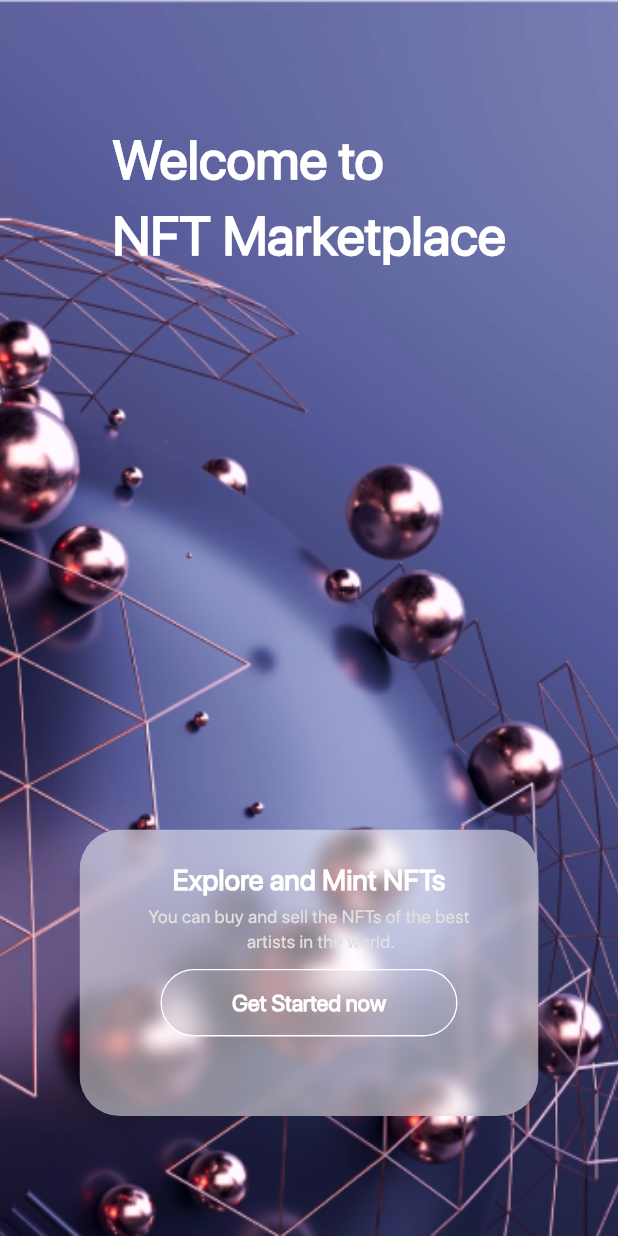
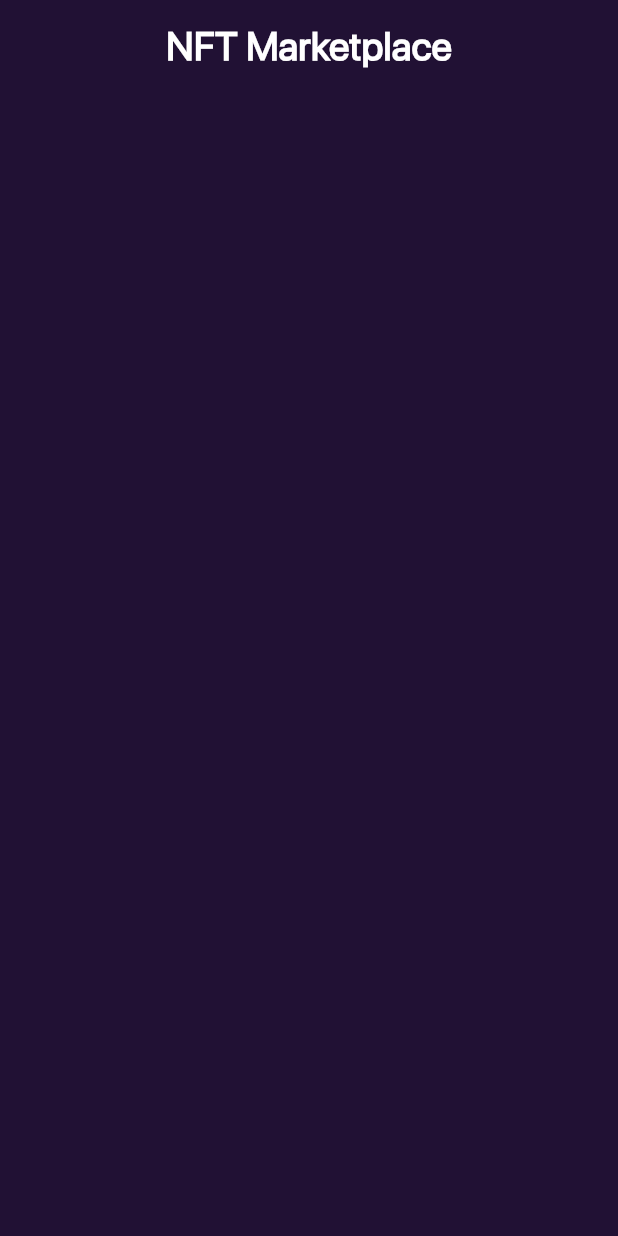
Before and after one commit to Eslamadelelkhouly/nftmarketplace, a Flutter app: the screen it shows after launch, after a tap on "Get Started now", on a phone screen of 412 x 824 dp. Run offline on Flutter 3.47's test engine with Material 3 defaults, Android fonts, the phone set to English and light mode, and no system bars.

Commit message:
add title home screen

```diff
--- a/lib/core/resources/color_manager.dart
+++ b/lib/core/resources/color_manager.dart
@@ -4,4 +4,5 @@ class ColorManager {
   static const Color panfsag = Color(0xff5C609B);
   static const Color panfsaglight = Color(0xff767CB2);
   static const Color white = Colors.white;
+  static const Color PrimaryBackground = Color(0xff211134);
 }
--- a/lib/core/resources/manage_style_text.dart
+++ b/lib/core/resources/manage_style_text.dart
@@ -8,6 +8,13 @@ class ManageStyleText {
     fontWeight: FontWeight.w900,
     color: ColorManager.white,
   );
+  static const TextStyle textStyleHeadingHome = TextStyle(
+    fontFamily: 'SF Pro Display',
+    fontSize: 26,
+    fontWeight: FontWeight.w900,
+    color: ColorManager.white,
+  );
+
   static const TextStyle textStyleHeading19 = TextStyle(
     fontFamily: 'SF Pro Display',
     fontSize: 19,
--- a/lib/core/resources/router_app.dart
+++ b/lib/core/resources/router_app.dart
@@ -1,12 +1,15 @@
 import 'package:flutter/material.dart';
+import 'package:nftmarketplace/features/onboarding/screen/home_screen.dart';
 import 'package:nftmarketplace/features/onboarding/screen/on_boarding_screen.dart';
 
 class RouterApp {
   static Map<String, Widget Function(BuildContext)> routes = {
     NamedRoute.onBoarding: (context) => const OnBoardingScreen(),
+    NamedRoute.homeScreen: (context) => const HomeScreen(),
   };
 }
 
 class NamedRoute {
   static const String onBoarding = '/onboarding';
+  static const String homeScreen = '/home';
 }
--- a/lib/core/resources/string_manager.dart
+++ b/lib/core/resources/string_manager.dart
@@ -6,4 +6,5 @@ NFT Marketplace''';
       r'''You can buy and sell the NFTs of the best
       artists in the world.''';
   static const String textbutton = "Get Started now";
+  static const String TitleHome = "NFT Marketplace";
 }
--- /dev/null
+++ b/lib/features/onboarding/screen/home_screen.dart
@@ -0,0 +1,28 @@
+import 'package:flutter/material.dart';
+import 'package:nftmarketplace/core/resources/color_manager.dart';
+import 'package:nftmarketplace/features/onboarding/widgets/title_home_screen.dart';
+
+class HomeScreen extends StatelessWidget {
+  const HomeScreen({super.key});
+
+  @override
+  Widget build(BuildContext context) {
+    return Scaffold(
+      backgroundColor: ColorManager.PrimaryBackground,
+      body: SafeArea(
+        child: Container(
+          width: double.infinity,
+          child: Column(
+            crossAxisAlignment: CrossAxisAlignment.center,
+            children: [
+              SizedBox(
+                height: 12,
+              ),
+              TitleHomeScreen(),
+            ],
+          ),
+        ),
+      ),
+    );
+  }
+}
--- a/lib/features/onboarding/screen/on_boarding_screen.dart
+++ b/lib/features/onboarding/screen/on_boarding_screen.dart
@@ -1,10 +1,4 @@
-import 'dart:ui';
-
 import 'package:flutter/material.dart';
-import 'package:nftmarketplace/core/resources/asset_image_manger.dart';
-import 'package:nftmarketplace/core/resources/color_manager.dart';
-import 'package:nftmarketplace/core/resources/manage_style_text.dart';
-import 'package:nftmarketplace/core/resources/string_manager.dart';
 import 'package:nftmarketplace/features/onboarding/widgets/background_image_splash_screen.dart';
 import 'package:nftmarketplace/features/onboarding/widgets/card_splash_screen.dart';
 import 'package:nftmarketplace/features/onboarding/widgets/title_splash_screen.dart';
--- a/lib/features/onboarding/widgets/card_splash_screen.dart
+++ b/lib/features/onboarding/widgets/card_splash_screen.dart
@@ -3,6 +3,7 @@ import 'dart:ui';
 import 'package:flutter/material.dart';
 import 'package:nftmarketplace/core/resources/color_manager.dart';
 import 'package:nftmarketplace/core/resources/manage_style_text.dart';
+import 'package:nftmarketplace/core/resources/router_app.dart';
 import 'package:nftmarketplace/core/resources/string_manager.dart';
 import 'package:nftmarketplace/features/onboarding/widgets/custom_button_splash_screen.dart';
 
@@ -50,7 +51,11 @@ class CardSplashScreen extends StatelessWidget {
                     color: ColorManager.white,
                   ),
                 ),
-                child: const CustomButtonSplashScreen(),
+                child: CustomButtonSplashScreen(
+                  onPressed: () {
+                    Navigator.pushNamed(context, NamedRoute.homeScreen);
+                  },
+                ),
               ),
             ],
           ),
--- a/lib/features/onboarding/widgets/custom_button_splash_screen.dart
+++ b/lib/features/onboarding/widgets/custom_button_splash_screen.dart
@@ -7,8 +7,9 @@ import 'package:nftmarketplace/core/resources/string_manager.dart';
 class CustomButtonSplashScreen extends StatelessWidget {
   const CustomButtonSplashScreen({
     super.key,
+    this.onPressed,
   });
-
+  final void Function()? onPressed;
   @override
   Widget build(BuildContext context) {
     return ClipRRect(
@@ -19,7 +20,7 @@ class CustomButtonSplashScreen extends StatelessWidget {
           sigmaY: 10,
         ),
         child: MaterialButton(
-          onPressed: () {},
+          onPressed: onPressed,
           child: Text(
             StringManager.textbutton,
             style: ManageStyleText.textStyleButton,
--- /dev/null
+++ b/lib/features/onboarding/widgets/title_home_screen.dart
@@ -0,0 +1,17 @@
+import 'package:flutter/material.dart';
+import 'package:nftmarketplace/core/resources/manage_style_text.dart';
+import 'package:nftmarketplace/core/resources/string_manager.dart';
+
+class TitleHomeScreen extends StatelessWidget {
+  const TitleHomeScreen({
+    super.key,
+  });
+
+  @override
+  Widget build(BuildContext context) {
+    return Text(
+      StringManager.TitleHome,
+      style: ManageStyleText.textStyleHeadingHome,
+    );
+  }
+}
```
